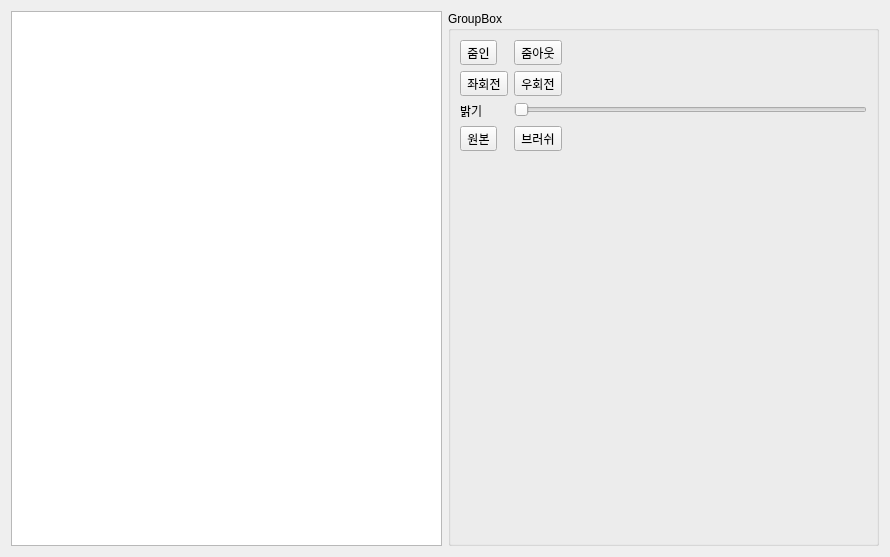
This is Project/src/viewer/ImageViewerSW/imagealbum.ui in AndaCondaa/Dental_Imaging_SW_System as Qt 5 draws it before an edit. The edited form follows.
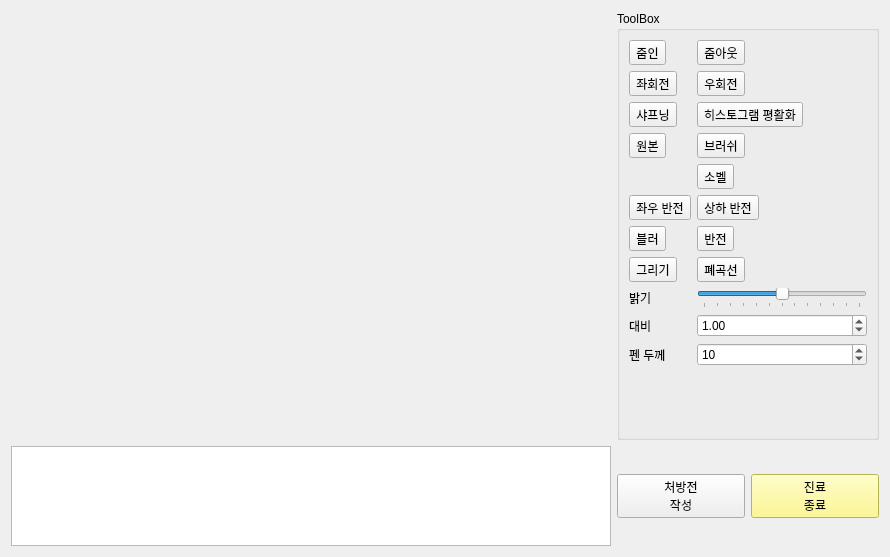
This is the edited form.

Commit message: feat : add brush, sharpening, histogram equalization

The edit to the form file:
```diff
--- a/Project/src/viewer/ImageViewerSW/imagealbum.ui
+++ b/Project/src/viewer/ImageViewerSW/imagealbum.ui
@@ -13,15 +13,29 @@
   <property name="windowTitle">
    <string>Form</string>
   </property>
-  <layout class="QGridLayout" name="gridLayout">
+  <layout class="QGridLayout" name="gridLayout_2">
+   <item row="0" column="0">
+    <layout class="QGridLayout" name="gridLayout"/>
+   </item>
    <item row="0" column="1">
     <widget class="QSplitter" name="splitter">
      <property name="orientation">
       <enum>Qt::Horizontal</enum>
      </property>
      <widget class="QGroupBox" name="groupBox">
+      <property name="maximumSize">
+       <size>
+        <width>300</width>
+        <height>16777215</height>
+       </size>
+      </property>
+      <property name="font">
+       <font>
+        <bold>false</bold>
+       </font>
+      </property>
       <property name="title">
-       <string>GroupBox</string>
+       <string>ToolBox</string>
       </property>
       <layout class="QFormLayout" name="formLayout">
        <item row="0" column="0">
@@ -52,20 +66,17 @@
          </property>
         </widget>
        </item>
-       <item row="2" column="1">
-        <widget class="QSlider" name="horizontalSlider">
-         <property name="orientation">
-          <enum>Qt::Horizontal</enum>
-         </property>
-        </widget>
-       </item>
        <item row="2" column="0">
-        <widget class="QLabel" name="label">
+        <widget class="QToolButton" name="Sharpening">
          <property name="text">
-          <string>밝기</string>
+          <string>샤프닝</string>
          </property>
-         <property name="buddy">
-          <cstring>horizontalSlider</cstring>
+        </widget>
+       </item>
+       <item row="2" column="1">
+        <widget class="QToolButton" name="HistEqual">
+         <property name="text">
+          <string>히스토그램 평활화</string>
          </property>
         </widget>
        </item>
@@ -83,12 +94,190 @@
          </property>
         </widget>
        </item>
+       <item row="4" column="1">
+        <widget class="QToolButton" name="Sobel">
+         <property name="text">
+          <string>소벨</string>
+         </property>
+        </widget>
+       </item>
+       <item row="5" column="0">
+        <widget class="QToolButton" name="VReverse">
+         <property name="text">
+          <string>좌우 반전</string>
+         </property>
+        </widget>
+       </item>
+       <item row="5" column="1">
+        <widget class="QToolButton" name="HReverse">
+         <property name="text">
+          <string>상하 반전</string>
+         </property>
+        </widget>
+       </item>
+       <item row="6" column="0">
+        <widget class="QToolButton" name="Blur">
+         <property name="text">
+          <string>블러</string>
+         </property>
+        </widget>
+       </item>
+       <item row="6" column="1">
+        <widget class="QToolButton" name="Reverse">
+         <property name="text">
+          <string>반전</string>
+         </property>
+        </widget>
+       </item>
+       <item row="7" column="0">
+        <widget class="QToolButton" name="Lines">
+         <property name="text">
+          <string>그리기</string>
+         </property>
+        </widget>
+       </item>
+       <item row="7" column="1">
+        <widget class="QToolButton" name="Freehand">
+         <property name="text">
+          <string>폐곡선</string>
+         </property>
+        </widget>
+       </item>
+       <item row="8" column="0">
+        <widget class="QLabel" name="label">
+         <property name="text">
+          <string>밝기</string>
+         </property>
+         <property name="buddy">
+          <cstring>horizontalSlider</cstring>
+         </property>
+        </widget>
+       </item>
+       <item row="8" column="1">
+        <widget class="QSlider" name="horizontalSlider">
+         <property name="minimum">
+          <number>-60</number>
+         </property>
+         <property name="maximum">
+          <number>60</number>
+         </property>
+         <property name="orientation">
+          <enum>Qt::Horizontal</enum>
+         </property>
+         <property name="tickPosition">
+          <enum>QSlider::TicksBelow</enum>
+         </property>
+        </widget>
+       </item>
+       <item row="9" column="0">
+        <widget class="QLabel" name="label_2">
+         <property name="text">
+          <string>대비</string>
+         </property>
+         <property name="buddy">
+          <cstring>Contrast</cstring>
+         </property>
+        </widget>
+       </item>
+       <item row="9" column="1">
+        <widget class="QDoubleSpinBox" name="Contrast">
+         <property name="maximum">
+          <double>5.000000000000000</double>
+         </property>
+         <property name="singleStep">
+          <double>0.200000000000000</double>
+         </property>
+         <property name="value">
+          <double>1.000000000000000</double>
+         </property>
+        </widget>
+       </item>
+       <item row="10" column="0">
+        <widget class="QLabel" name="label_3">
+         <property name="text">
+          <string>펜 두께</string>
+         </property>
+         <property name="buddy">
+          <cstring>Thickness</cstring>
+         </property>
+        </widget>
+       </item>
+       <item row="10" column="1">
+        <widget class="QSpinBox" name="Thickness">
+         <property name="value">
+          <number>10</number>
+         </property>
+        </widget>
+       </item>
       </layout>
      </widget>
     </widget>
    </item>
-   <item row="0" column="0">
-    <widget class="QGraphicsView" name="graphicsView"/>
+   <item row="1" column="0">
+    <widget class="QListWidget" name="listWidget">
+     <property name="minimumSize">
+      <size>
+       <width>600</width>
+       <height>100</height>
+      </size>
+     </property>
+     <property name="maximumSize">
+      <size>
+       <width>1000</width>
+       <height>100</height>
+      </size>
+     </property>
+     <property name="baseSize">
+      <size>
+       <width>600</width>
+       <height>80</height>
+      </size>
+     </property>
+     <property name="verticalScrollBarPolicy">
+      <enum>Qt::ScrollBarAsNeeded</enum>
+     </property>
+     <property name="horizontalScrollBarPolicy">
+      <enum>Qt::ScrollBarAlwaysOff</enum>
+     </property>
+     <property name="iconSize">
+      <size>
+       <width>120</width>
+       <height>80</height>
+      </size>
+     </property>
+     <property name="flow">
+      <enum>QListView::LeftToRight</enum>
+     </property>
+     <property name="resizeMode">
+      <enum>QListView::Adjust</enum>
+     </property>
+     <property name="viewMode">
+      <enum>QListView::IconMode</enum>
+     </property>
+    </widget>
+   </item>
+   <item row="1" column="1">
+    <layout class="QHBoxLayout" name="horizontalLayout_2">
+     <item>
+      <widget class="QPushButton" name="pushButton">
+       <property name="text">
+        <string>처방전
+작성</string>
+       </property>
+      </widget>
+     </item>
+     <item>
+      <widget class="QPushButton" name="pushButton_2">
+       <property name="styleSheet">
+        <string notr="true">QPushButton {background-color: rgb(255, 250, 117)}</string>
+       </property>
+       <property name="text">
+        <string>진료
+종료</string>
+       </property>
+      </widget>
+     </item>
+    </layout>
    </item>
   </layout>
  </widget>
```
Left out of the diff: 9 changed lines with no effect on the pictures. The commit also changes 16 other files.
